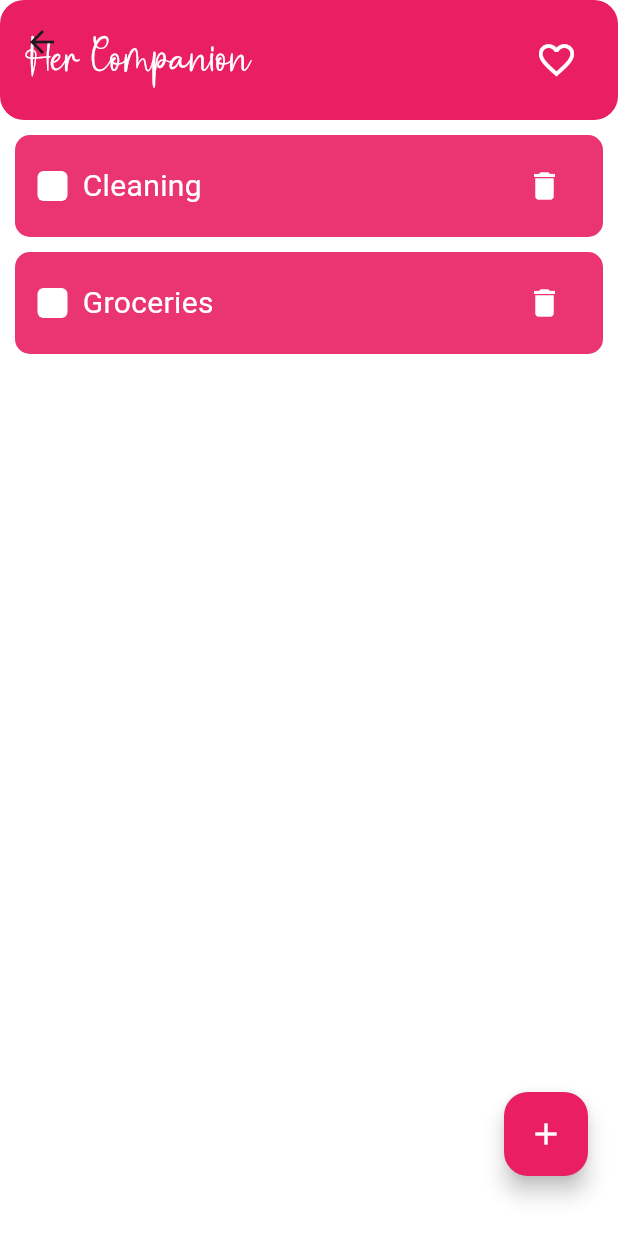
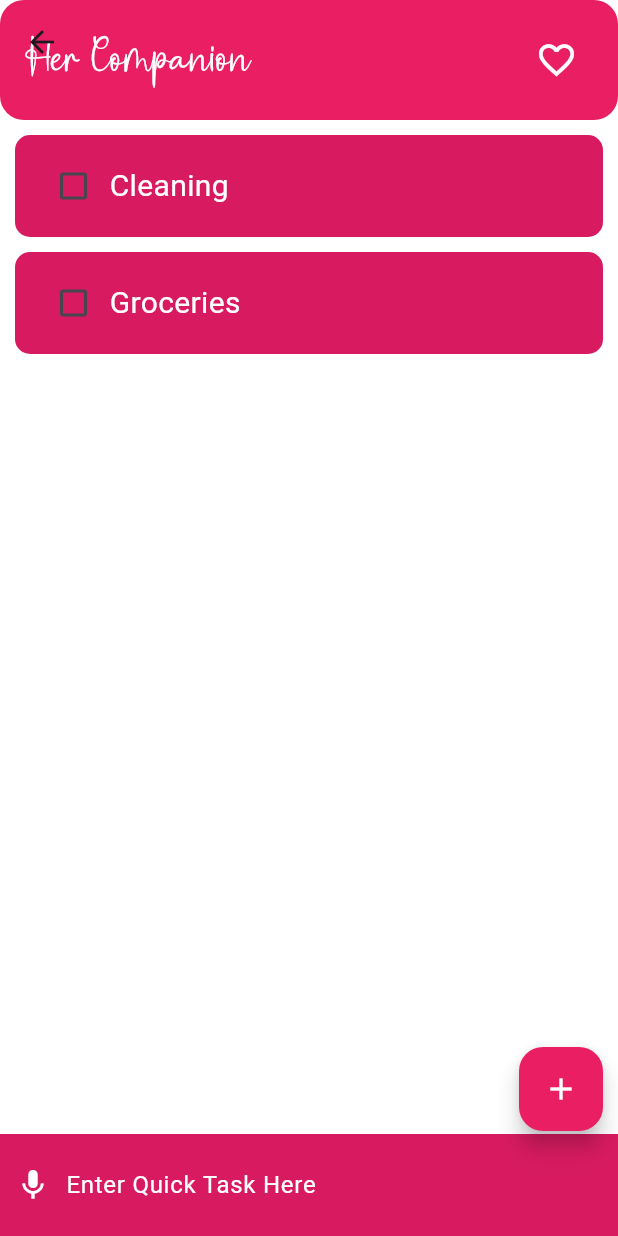
Before and after one commit to faiza2710/HerCompanion, a Flutter app: the TodoListPage screen opened directly, on a phone screen of 412 x 824 dp. Run offline on Flutter 3.47's test engine with Material 3 defaults, Android fonts, the phone set to English and light mode, and no system bars; our stand-ins replace another_flutter_splash_screen, audioplayers, cached_network_image, confetti, firebase_core, flip_card and 7 more; missing offline and left inert: flutter_sound, telephony; accounts and stored records are empty.

```diff
--- a/lib/bottom_navigation_screen.dart
+++ b/lib/bottom_navigation_screen.dart
@@ -1,12 +1,6 @@
 import 'package:flutter/material.dart';
-import 'package:fyp/CameraGallery.dart';
-import 'package:fyp/ConfettiPage.dart';
 import 'package:fyp/Services.dart';
-import 'package:fyp/User_profile.dart';
-import 'package:fyp/appbar.dart';
 import 'package:fyp/education/NewHomePage.dart';
-import 'package:fyp/education/explore_screen.dart';
-import 'package:fyp/profile.dart';
 import 'package:fyp/sample.dart';
 import 'package:image_picker/image_picker.dart';
 import 'screens/home.dart';
--- a/lib/screens/home.dart
+++ b/lib/screens/home.dart
@@ -1,6 +1,5 @@
 import 'package:flutter/material.dart';
 import 'package:fyp/appbar.dart';
-
 
 class TodoListPage extends StatefulWidget {
   @override
@@ -38,47 +37,26 @@ class _TodoListPageState extends State<TodoListPage> {
                     return Container(
                       margin: EdgeInsets.only(bottom: 10),
                       decoration: BoxDecoration(
-                        color: Colors.pink.withOpacity(0.9),
+                        color: Colors.pink.shade600,
                         borderRadius: BorderRadius.circular(10),
                       ),
                       padding: EdgeInsets.symmetric(vertical: 10, horizontal: 15),
                       child: Row(
                         children: [
-                          // Square Bullet for Task
-                          Container(
-                            width: 20,
-                            height: 20,
-                            decoration: BoxDecoration(
-                              color: Colors.white,
-                              borderRadius: BorderRadius.circular(4),
-                            ),
-                            child: Center(
-                              child: Container(
-                                width: 12,
-                                height: 12,
-                                decoration: BoxDecoration(
-                                  color: tasks[index]["isChecked"] ? Colors.green : Colors.transparent,
-                                  borderRadius: BorderRadius.circular(4),
-                                ),
-                              ),
-                            ),
-                          ),
-                          SizedBox(width: 10),
-
-                          // Task Title
-                          Expanded(
-                            child: Text(
-                              tasks[index]["title"],
-                              style: TextStyle(color: Colors.white, fontSize: 20),
-                            ),
+                          Checkbox(
+                            value: tasks[index]["isChecked"],
+                            onChanged: (bool? value) {
+                              setState(() {
+                                tasks[index]["isChecked"] = value!;
+                              });
+                            },
+                            activeColor: Colors.transparent, // Transparent background for the checkbox
+                            checkColor: Colors.white, // White tick when checked
                           ),
 
-                          // Delete Icon
-                          IconButton(
-                            icon: Icon(Icons.delete, color: Colors.white),
-                            onPressed: () {
-                              _deleteTask(index); // Delete the task when pressed
-                            },
+                          Text(
+                            tasks[index]["title"],
+                            style: TextStyle(color: Colors.white, fontSize: 20),
                           ),
                         ],
                       ),
@@ -86,15 +64,40 @@ class _TodoListPageState extends State<TodoListPage> {
                   },
                 ),
               ),
+
+              // Quick Task Input Section
+              Container(
+                color: Colors.pink.shade600,
+                padding: EdgeInsets.all(10),
+                child: Row(
+                  children: [
+                    Icon(Icons.mic, color: Colors.white),
+                    SizedBox(width: 10),
+                    Expanded(
+                      child: TextField(
+                        decoration: InputDecoration(
+                          hintText: "Enter Quick Task Here",
+                          hintStyle: TextStyle(color: Colors.white),
+                          border: InputBorder.none,
+                        ),
+                        style: TextStyle(color: Colors.white),
+                      ),
+                    ),
+                    SizedBox(width: 10),
+                  ],
+                ),
+              ),
             ],
           ),
 
           // Floating Action Button Positioned
           Positioned(
-            bottom: 40,
-            right: 20,
+            bottom: 70,
+            right: 10,
             child: FloatingActionButton(
               onPressed: () {
+                // Action for adding a new task
+                // Navigator.pushReplacement(context, MaterialPageRoute(builder: (context)=>NewTaskPage()));
               },
               backgroundColor: Colors.pink,
               child: Icon(Icons.add, color: Colors.white),
--- a/pubspec.yaml
+++ b/pubspec.yaml
@@ -54,6 +54,7 @@ dependencies:
   wave: ^0.2.2
   geolocator: ^13.0.2
   telephony: ^0.2.0
+  firebase_core: ^3.12.0
 #  flutter_sms_inbox: ^1.0.3
 
 dev_dependencies:
```
Also changed, not shown: lib/main.dart (+11 -2 lines), pubspec.lock, 8 other files.
